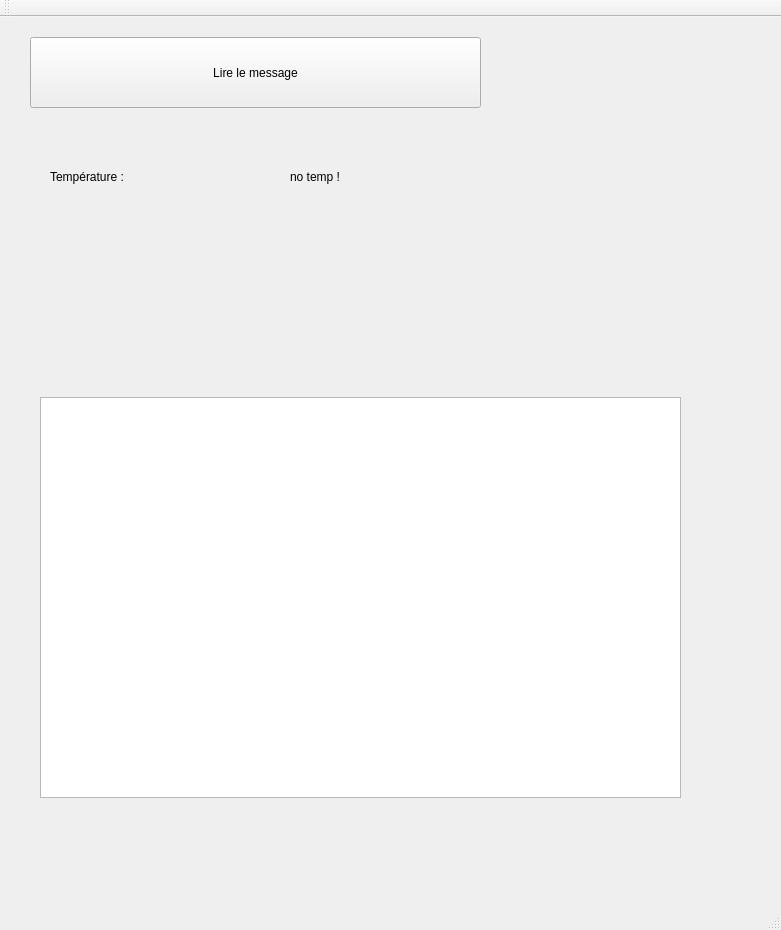
Qt form mainwindow.ui (PhASnBenoit/ditrasp) before a commit.
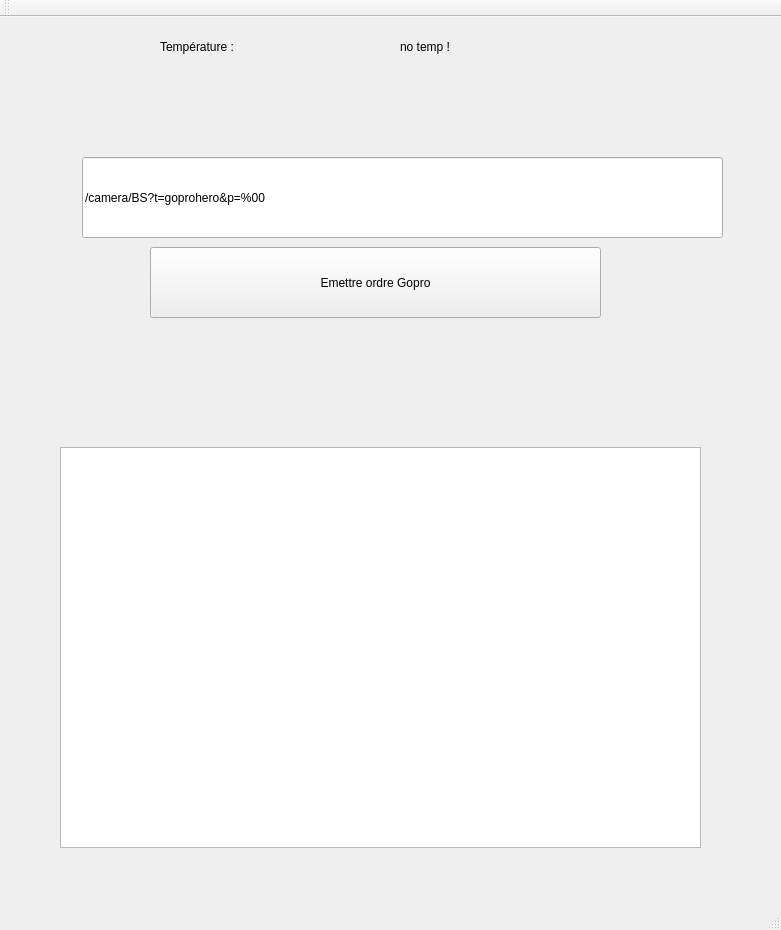
The same form after that commit.

The edit to the form file:
```diff
--- a/mainwindow.ui
+++ b/mainwindow.ui
@@ -17,21 +17,21 @@
    <widget class="QPushButton" name="pbLireMessage">
     <property name="geometry">
      <rect>
-      <x>30</x>
-      <y>20</y>
+      <x>150</x>
+      <y>230</y>
       <width>451</width>
       <height>71</height>
      </rect>
     </property>
     <property name="text">
-     <string>Lire le message</string>
+     <string>Emettre ordre Gopro</string>
     </property>
    </widget>
    <widget class="QTextEdit" name="teTexte">
     <property name="geometry">
      <rect>
-      <x>40</x>
-      <y>380</y>
+      <x>60</x>
+      <y>430</y>
       <width>641</width>
       <height>401</height>
      </rect>
@@ -40,8 +40,8 @@
    <widget class="QLabel" name="label">
     <property name="geometry">
      <rect>
-      <x>50</x>
-      <y>140</y>
+      <x>160</x>
+      <y>10</y>
       <width>251</width>
       <height>39</height>
      </rect>
@@ -53,8 +53,8 @@
    <widget class="QLabel" name="lTemp">
     <property name="geometry">
      <rect>
-      <x>290</x>
-      <y>140</y>
+      <x>400</x>
+      <y>10</y>
       <width>154</width>
       <height>39</height>
      </rect>
@@ -63,6 +63,19 @@
      <string>no temp !</string>
     </property>
    </widget>
+   <widget class="QLineEdit" name="leOrdre">
+    <property name="geometry">
+     <rect>
+      <x>82</x>
+      <y>140</y>
+      <width>641</width>
+      <height>81</height>
+     </rect>
+    </property>
+    <property name="text">
+     <string>/camera/BS?t=goprohero&amp;p=%00</string>
+    </property>
+   </widget>
   </widget>
   <widget class="QMenuBar" name="menuBar">
    <property name="geometry">
```
